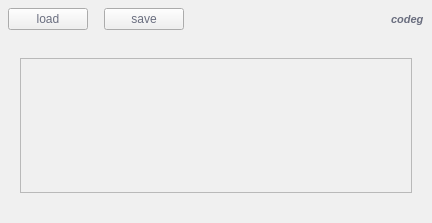
NikolayRag/codeg, file src/Ui/AppWindow.ui: the form before one commit.
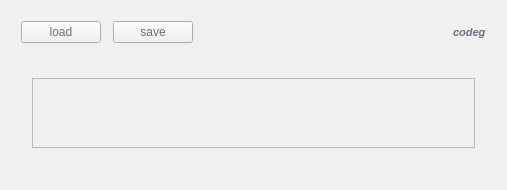
The form after the commit.

What changed in the file:
```diff
--- a/src/Ui/AppWindow.ui
+++ b/src/Ui/AppWindow.ui
@@ -6,8 +6,8 @@
    <rect>
     <x>0</x>
     <y>0</y>
-    <width>432</width>
-    <height>223</height>
+    <width>507</width>
+    <height>188</height>
    </rect>
   </property>
   <property name="styleSheet">
@@ -36,41 +36,26 @@
        <string notr="true">color: rgb(160,160,220);</string>
       </property>
       <layout class="QVBoxLayout" name="verticalLayout_2">
-       <property name="spacing">
-        <number>0</number>
-       </property>
        <property name="leftMargin">
-        <number>0</number>
+        <number>12</number>
        </property>
        <property name="topMargin">
-        <number>0</number>
+        <number>12</number>
        </property>
        <property name="rightMargin">
-        <number>0</number>
+        <number>12</number>
        </property>
        <property name="bottomMargin">
-        <number>0</number>
+        <number>12</number>
        </property>
        <item>
         <widget class="QFrame" name="frameCaption">
          <property name="styleSheet">
           <string notr="true">color: rgb(106, 110, 127);</string>
          </property>
-         <layout class="QHBoxLayout" name="horizontalLayout_5" stretch="0,0,0,0">
+         <layout class="QHBoxLayout" name="horizontalLayout_5">
           <property name="spacing">
-           <number>16</number>
-          </property>
-          <property name="leftMargin">
-           <number>8</number>
-          </property>
-          <property name="topMargin">
-           <number>8</number>
-          </property>
-          <property name="rightMargin">
-           <number>8</number>
-          </property>
-          <property name="bottomMargin">
-           <number>8</number>
+           <number>12</number>
           </property>
           <item>
            <widget class="QPushButton" name="pushButton">
```
Left out of the diff: 4 changed lines with no effect on the pictures.
